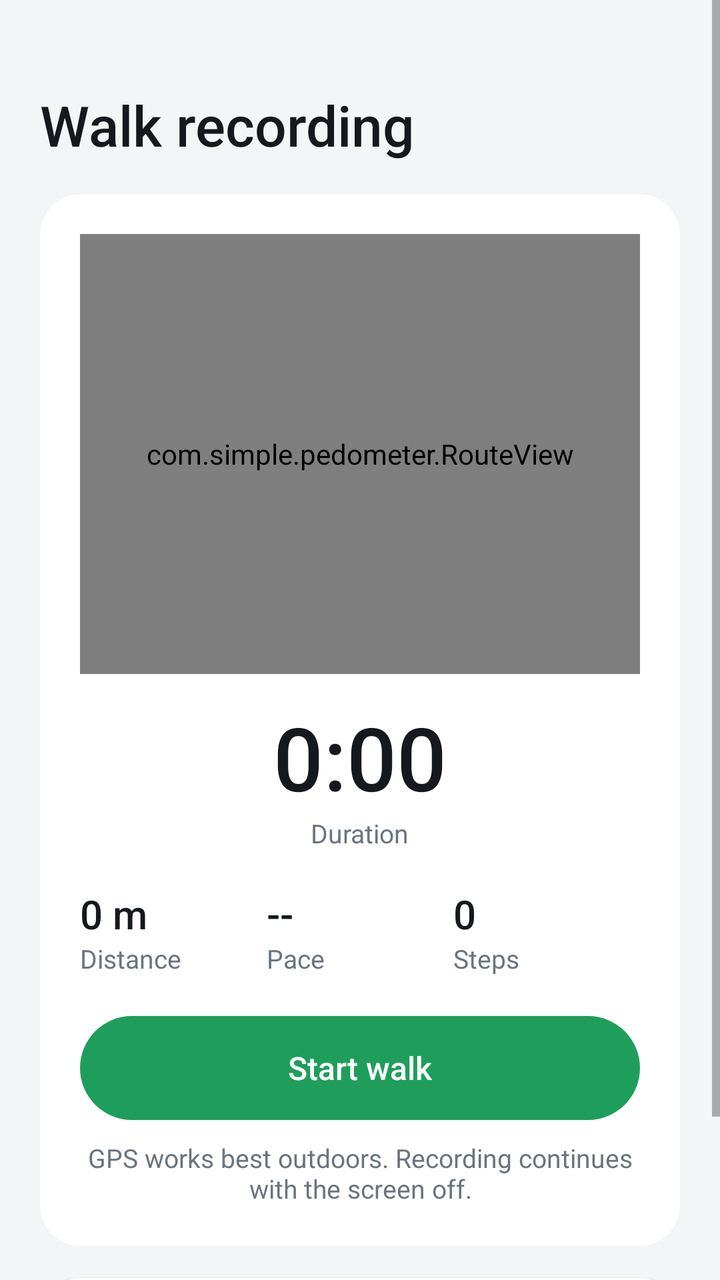
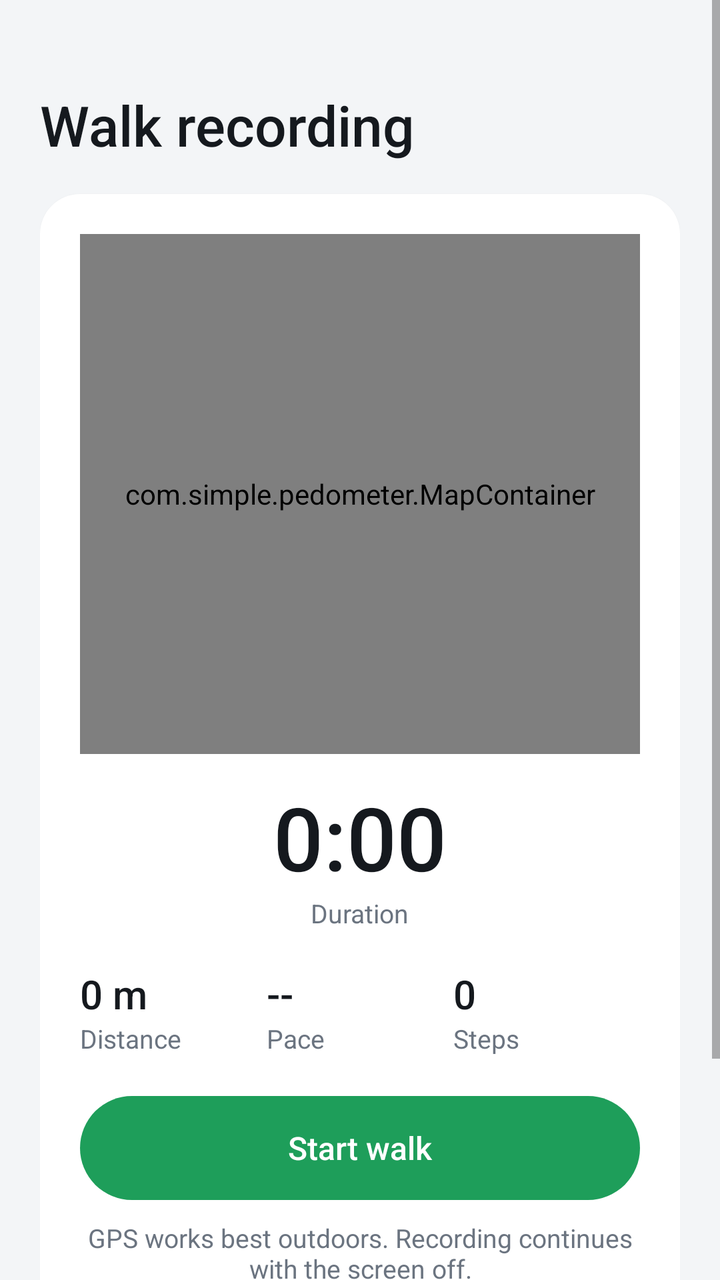

Screens rendered from an Android XML layout before and after an edit, with the pre-edit source and the edit as a unified diff.
<!-- AndroidManifest.xml: application theme AppTheme -->
<!-- res/layout/activity_walk.xml -->
<?xml version="1.0" encoding="utf-8"?>
<ScrollView xmlns:android="http://schemas.android.com/apk/res/android"
    android:id="@+id/walk_scroll"
    android:layout_width="match_parent"
    android:layout_height="match_parent"
    android:background="@color/background">

    <LinearLayout
        android:layout_width="match_parent"
        android:layout_height="wrap_content"
        android:orientation="vertical"
        android:paddingStart="20dp"
        android:paddingTop="24dp"
        android:paddingEnd="20dp"
        android:paddingBottom="32dp">

        <TextView
            android:id="@+id/walk_caption"
            android:layout_width="wrap_content"
            android:layout_height="wrap_content"
            android:fontFamily="sans-serif-medium"
            android:letterSpacing="0.08"
            android:textAllCaps="true"
            android:textColor="@color/text_secondary"
            android:textSize="13sp" />

        <TextView
            android:layout_width="wrap_content"
            android:layout_height="wrap_content"
            android:layout_marginTop="2dp"
            android:fontFamily="sans-serif-medium"
            android:text="Walk recording"
            android:textColor="@color/text_primary"
            android:textSize="28sp" />

        <LinearLayout style="@style/Card">

            <com.simple.pedometer.RouteView
                android:id="@+id/route"
                android:layout_width="match_parent"
                android:layout_height="220dp" />

            <TextView
                android:id="@+id/walk_time"
                android:layout_width="wrap_content"
                android:layout_height="wrap_content"
                android:layout_gravity="center_horizontal"
                android:layout_marginTop="12dp"
                android:fontFamily="sans-serif-medium"
                android:text="0:00"
                android:textColor="@color/text_primary"
                android:textSize="44sp" />

            <TextView
                android:layout_width="wrap_content"
                android:layout_height="wrap_content"
                android:layout_gravity="center_horizontal"
                android:text="Duration"
                android:textColor="@color/text_secondary"
                android:textSize="13sp" />

            <LinearLayout
                android:layout_width="match_parent"
                android:layout_height="wrap_content"
                android:layout_marginTop="18dp"
                android:orientation="horizontal">

                <LinearLayout
                    android:layout_width="0dp"
                    android:layout_height="wrap_content"
                    android:layout_weight="1"
                    android:orientation="vertical">

                    <TextView
                        android:id="@+id/walk_distance"
                        style="@style/StatValue"
                        android:text="0 m" />

                    <TextView
                        style="@style/StatLabel"
                        android:text="Distance" />
                </LinearLayout>

                <LinearLayout
                    android:layout_width="0dp"
                    android:layout_height="wrap_content"
                    android:layout_weight="1"
                    android:orientation="vertical">

                    <TextView
                        android:id="@+id/walk_pace"
                        style="@style/StatValue"
                        android:text="--" />

                    <TextView
                        style="@style/StatLabel"
                        android:text="Pace" />
                </LinearLayout>

                <LinearLayout
                    android:layout_width="0dp"
                    android:layout_height="wrap_content"
                    android:layout_weight="1"
                    android:orientation="vertical">

                    <TextView
                        android:id="@+id/walk_steps"
                        style="@style/StatValue"
                        android:text="0" />

                    <TextView
                        style="@style/StatLabel"
                        android:text="Steps" />
                </LinearLayout>
            </LinearLayout>

            <Button
                android:id="@+id/walk_button"
                android:layout_width="match_parent"
                android:layout_height="52dp"
                android:layout_marginTop="20dp"
                android:background="@drawable/bg_button"
                android:fontFamily="sans-serif-medium"
                android:stateListAnimator="@null"
                android:text="Start walk"
                android:textAllCaps="false"
                android:textColor="#FFFFFF"
                android:textSize="16sp" />

            <TextView
                android:id="@+id/walk_message"
                android:layout_width="match_parent"
                android:layout_height="wrap_content"
                android:layout_marginTop="10dp"
                android:gravity="center"
                android:text="GPS works best outdoors. Recording continues with the screen off."
                android:textColor="@color/text_secondary"
                android:textSize="13sp" />
        </LinearLayout>

        <LinearLayout style="@style/Card">

            <TextView
                style="@style/CardTitle"
                android:text="Past walks" />

            <LinearLayout
                android:id="@+id/walk_list"
                android:layout_width="match_parent"
                android:layout_height="wrap_content"
                android:orientation="vertical" />
        </LinearLayout>
    </LinearLayout>
</ScrollView>
<!-- resources referenced by this layout -->
<resources>
  <color name="background">#F3F5F7</color>
  <color name="text_primary">#15191E</color>
  <color name="text_secondary">#6B7480</color>
  <!-- drawable bg_button (drawable) -->
  <?xml version="1.0" encoding="utf-8"?>
  <ripple xmlns:android="http://schemas.android.com/apk/res/android"
      android:color="#33FFFFFF">
      <item>
          <shape>
              <solid android:color="@color/accent" />
              <corners android:radius="100dp" />
          </shape>
      </item>
  </ripple>
  <style name="Card">
          <item name="android:layout_width">match_parent</item>
          <item name="android:layout_height">wrap_content</item>
          <item name="android:layout_marginTop">16dp</item>
          <item name="android:background">@drawable/bg_card</item>
          <item name="android:elevation">1dp</item>
          <item name="android:orientation">vertical</item>
          <item name="android:padding">20dp</item>
      </style>
  <style name="CardTitle">
          <item name="android:layout_width">wrap_content</item>
          <item name="android:layout_height">wrap_content</item>
          <item name="android:fontFamily">sans-serif-medium</item>
          <item name="android:textColor">@color/text_primary</item>
          <item name="android:textSize">17sp</item>
      </style>
  <style name="StatLabel">
          <item name="android:layout_width">wrap_content</item>
          <item name="android:layout_height">wrap_content</item>
          <item name="android:textColor">@color/text_secondary</item>
          <item name="android:textSize">13sp</item>
      </style>
  <style name="StatValue">
          <item name="android:layout_width">wrap_content</item>
          <item name="android:layout_height">wrap_content</item>
          <item name="android:fontFamily">sans-serif-medium</item>
          <item name="android:textColor">@color/text_primary</item>
          <item name="android:textSize">20sp</item>
      </style>
  <style name="AppTheme" parent="android:Theme.Material.Light.NoActionBar">
          <item name="android:colorPrimary">@color/accent</item>
          <item name="android:colorAccent">@color/accent</item>
          <item name="android:windowBackground">@color/background</item>
          <item name="android:statusBarColor">@color/background</item>
          <item name="android:navigationBarColor">@color/background</item>
          <item name="android:windowLightStatusBar">true</item>
      </style>
  <color name="accent">#1E9E5A</color>
  <!-- drawable bg_card (drawable) -->
  <?xml version="1.0" encoding="utf-8"?>
  <shape xmlns:android="http://schemas.android.com/apk/res/android">
      <solid android:color="@color/card" />
      <corners android:radius="20dp" />
  </shape>
  <color name="card">#FFFFFF</color>
</resources>

<!-- the commit's change to res/layout/activity_walk.xml (unified diff, before → after) -->
@@ -35,10 +35,25 @@
 
         <LinearLayout style="@style/Card">
 
-            <com.simple.pedometer.RouteView
-                android:id="@+id/route"
+            <com.simple.pedometer.MapContainer
                 android:layout_width="match_parent"
-                android:layout_height="220dp" />
+                android:layout_height="260dp"
+                android:background="@drawable/bg_card"
+                android:clipToOutline="true">
+
+                
+                <com.google.android.gms.maps.MapView
+                    android:id="@+id/map"
+                    android:layout_width="match_parent"
+                    android:layout_height="match_parent"
+                    android:visibility="gone" />
+
+                
+                <com.simple.pedometer.RouteView
+                    android:id="@+id/route"
+                    android:layout_width="match_parent"
+                    android:layout_height="match_parent" />
+            </com.simple.pedometer.MapContainer>
 
             <TextView
                 android:id="@+id/walk_time"
